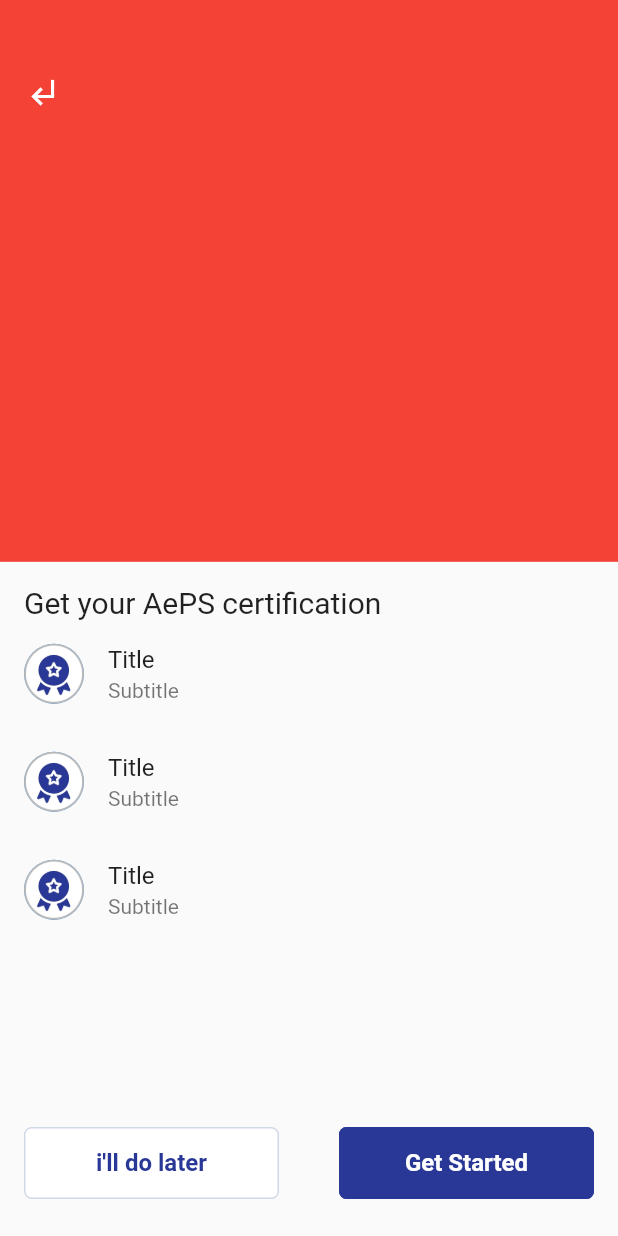
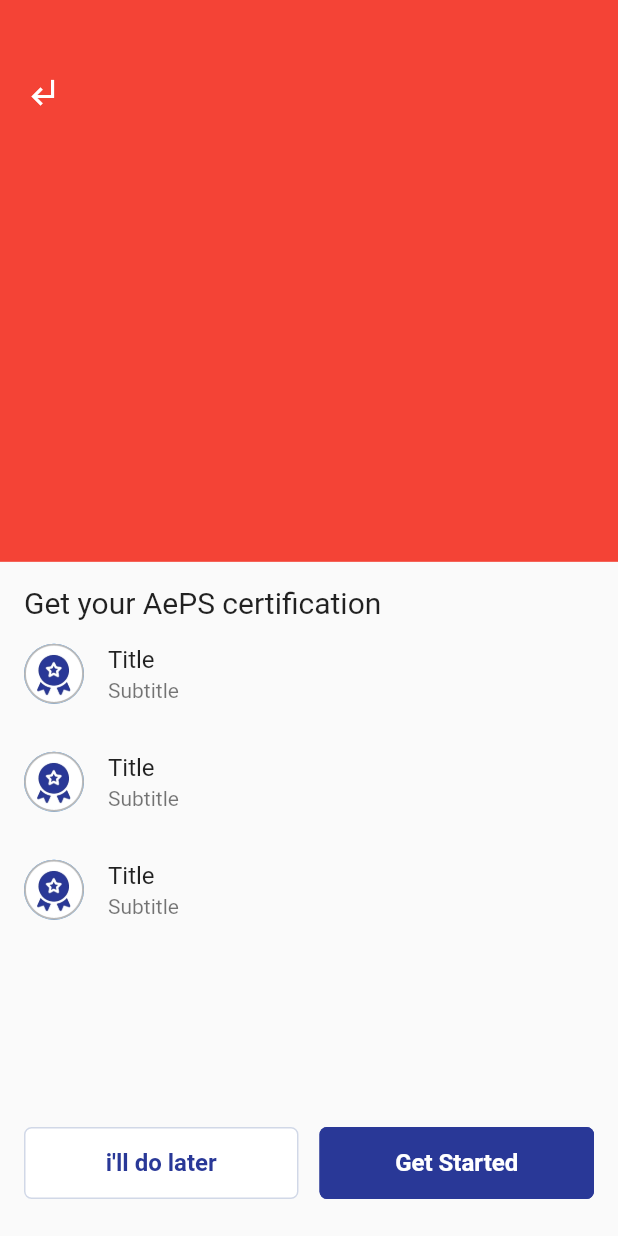
Before and after one commit to MansiAtKody/academy_ui, a Flutter app: the screen it shows after launch, on a phone screen of 412 x 824 dp. Run offline on Flutter 3.47's test engine with Material 2 defaults, Android fonts, the phone set to English and light mode, and no system bars; our stand-ins replace flutter_screenutil.

Commit message:
screen design

```diff
--- a/lib/ui/home_screen.dart
+++ b/lib/ui/home_screen.dart
@@ -76,7 +76,7 @@ class _MyHomePageState extends State<MyHomePage> {
                 bgColor: Colors.white,
                 labelColor: Constant.navy,
                 textSize: 16,
-                width: 170.w,
+                width: 183.w,
                 borderColor: Constant.btnBorder,
               ),
 
@@ -89,7 +89,7 @@ class _MyHomePageState extends State<MyHomePage> {
                 bgColor: Constant.navy,
                 labelColor: Colors.white,
                 textSize: 16,
-                width: 170,
+                width: 183.w,
               ),
           ],
         ),
--- a/lib/ui/movie_screen.dart
+++ b/lib/ui/movie_screen.dart
@@ -75,7 +75,7 @@ class _MovieScreenState extends State<MovieScreen> {
       ),
       bottomNavigationBar: Container(
         height: 156.h,
-        padding: const EdgeInsets.all( 16),
+        padding: const EdgeInsets.all(16),
 
         child: Column(
           mainAxisAlignment: MainAxisAlignment.spaceBetween,
```
